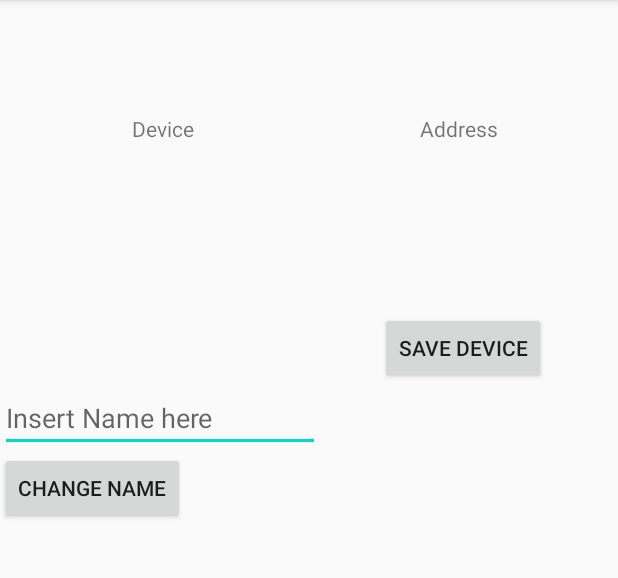
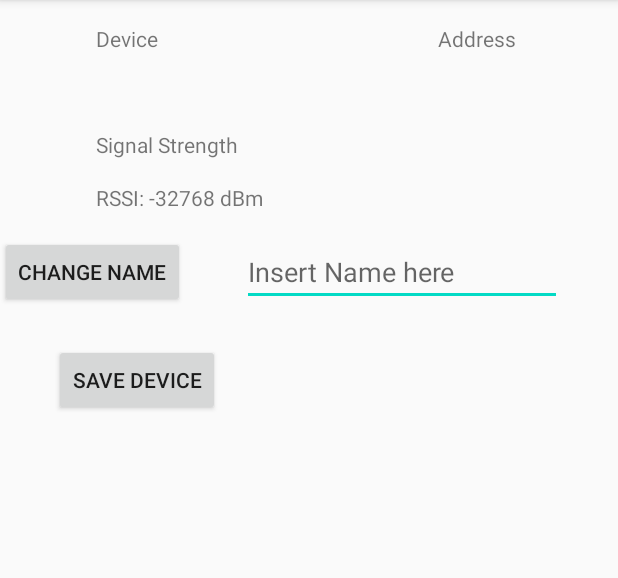
Before and after one commit to Kevnaut/Kiwy, an Android app: the AddEntry screen opened directly, with no data from a screen before it, on a phone screen of 412 x 824 dp, the part 84-662 px from its top. Run offline under Robolectric (Android 15) with nearby library versions, the phone set to English and light mode, and no system bars.

Commit message:
Added RSSI capturing (Not working - wrong signal number)

```diff
--- a/app/src/main/java/com/example/kiwy/AddEntry.java
+++ b/app/src/main/java/com/example/kiwy/AddEntry.java
@@ -1,5 +1,6 @@
 package com.example.kiwy;
 
+import android.bluetooth.BluetoothDevice;
 import android.content.Intent;
 import android.os.Build;
 import android.os.Bundle;
@@ -29,6 +30,11 @@ public class AddEntry extends AppCompatActivity {
     TextView tAddress;
     EditText inName;
     TextView tvTest;
+    TextView txSignal;
+    TextView txSignalNum;
+
+    //Testing
+    int deviceRssi;
 
     public static final String FILE_NAME = "SavedDevices.csv";
 
@@ -42,13 +48,21 @@ public class AddEntry extends AppCompatActivity {
         btAddDevice = (Button) findViewById(R.id.btAddDevice);
         btChangeName = (Button) findViewById(R.id.btChangeName);
         inName = (EditText) findViewById(R.id.inName);
+        txSignal = (TextView) findViewById(R.id.txSignal);
+        txSignalNum = (TextView) findViewById(R.id.txSignalNum);
+
 
 
         btName = intent.getStringExtra("btDeviceName");
         btAddress = intent.getStringExtra("btDeviceAddress");
 
+        deviceRssi = intent.getShortExtra(BluetoothDevice.EXTRA_RSSI,Short.MIN_VALUE);
+
+
+
         tDevice.setText(btName);
         tAddress.setText(btAddress);
+        txSignalNum.setText("RSSI: " + deviceRssi + " dBm");
 
         btAddDevice.setOnClickListener(new View.OnClickListener() {
             @Override
--- a/app/src/main/java/com/example/kiwy/MainActivity.java
+++ b/app/src/main/java/com/example/kiwy/MainActivity.java
@@ -233,6 +233,7 @@ public class MainActivity extends AppCompatActivity {
     private void checkBTPermissions() {
         if(Build.VERSION.SDK_INT > Build.VERSION_CODES.LOLLIPOP){
             int permissionCheck = this.checkSelfPermission("Manifest.permission.ACCESS_FINE_LOCATION");
+
             permissionCheck += this.checkSelfPermission("Manifest.permission.ACCESS_COARSE_LOCATION");
             if (permissionCheck != 0) {
 
@@ -244,9 +245,11 @@ public class MainActivity extends AppCompatActivity {
     }
 
     public void openAddEntry(BluetoothDevice device) {
+
         Intent intent = new Intent(this, AddEntry.class);
         intent.putExtra("btDeviceName", device.getName());
         intent.putExtra("btDeviceAddress", device.getAddress());
+        intent.putExtra("deviceRSSI", device.EXTRA_RSSI);
         startActivity(intent);
     }
     public void openLocateItem() {
--- a/app/src/main/res/layout/activity_add_entry.xml
+++ b/app/src/main/res/layout/activity_add_entry.xml
@@ -10,9 +10,9 @@
         android:id="@+id/textView3"
         android:layout_width="wrap_content"
         android:layout_height="wrap_content"
-        android:layout_marginStart="88dp"
-        android:layout_marginLeft="88dp"
-        android:layout_marginTop="76dp"
+        android:layout_marginStart="64dp"
+        android:layout_marginLeft="64dp"
+        android:layout_marginTop="16dp"
         android:text="Device"
         app:layout_constraintStart_toStartOf="parent"
         app:layout_constraintTop_toTopOf="parent" />
@@ -21,23 +21,21 @@
         android:id="@+id/textView4"
         android:layout_width="wrap_content"
         android:layout_height="wrap_content"
-        android:layout_marginStart="76dp"
-        android:layout_marginLeft="76dp"
-        android:layout_marginTop="76dp"
+        android:layout_marginTop="16dp"
+        android:layout_marginEnd="68dp"
+        android:layout_marginRight="68dp"
         android:text="Address"
         app:layout_constraintEnd_toEndOf="parent"
-        app:layout_constraintHorizontal_bias="0.483"
-        app:layout_constraintStart_toEndOf="@+id/textView3"
         app:layout_constraintTop_toTopOf="parent" />
 
     <TextView
         android:id="@+id/tDevice"
         android:layout_width="wrap_content"
         android:layout_height="wrap_content"
-        android:layout_marginStart="76dp"
-        android:layout_marginLeft="76dp"
+        android:layout_marginStart="64dp"
+        android:layout_marginLeft="64dp"
+        android:layout_marginTop="16dp"
         android:text="device stuff"
-        app:layout_constraintBottom_toTopOf="@+id/btAddDevice"
         app:layout_constraintStart_toStartOf="parent"
         app:layout_constraintTop_toBottomOf="@+id/textView3" />
 
@@ -45,41 +43,65 @@
         android:id="@+id/tAddress"
         android:layout_width="wrap_content"
         android:layout_height="wrap_content"
-        android:layout_marginStart="56dp"
-        android:layout_marginLeft="56dp"
+        android:layout_marginTop="16dp"
+        android:layout_marginEnd="64dp"
+        android:layout_marginRight="64dp"
         android:text="TextView"
-        app:layout_constraintBottom_toTopOf="@+id/btAddDevice"
         app:layout_constraintEnd_toEndOf="parent"
-        app:layout_constraintStart_toEndOf="@+id/tDevice"
         app:layout_constraintTop_toBottomOf="@+id/textView4" />
+
+    <EditText
+        android:id="@+id/inName"
+        android:layout_width="wrap_content"
+        android:layout_height="wrap_content"
+        android:layout_marginTop="88dp"
+        android:ems="10"
+        android:hint="Insert Name here"
+        android:inputType="textPersonName"
+        app:layout_constraintEnd_toEndOf="parent"
+        app:layout_constraintStart_toEndOf="@+id/btChangeName"
+        app:layout_constraintTop_toBottomOf="@+id/tAddress" />
+
+    <Button
+        android:id="@+id/btChangeName"
+        android:layout_width="wrap_content"
+        android:layout_height="wrap_content"
+        android:layout_marginTop="16dp"
+        android:text="Change Name"
+        app:layout_constraintTop_toBottomOf="@+id/txSignalNum"
+        tools:layout_editor_absoluteX="36dp" />
 
     <Button
         android:id="@+id/btAddDevice"
         android:layout_width="wrap_content"
         android:layout_height="wrap_content"
-        android:layout_marginTop="208dp"
+        android:layout_marginStart="36dp"
+        android:layout_marginLeft="36dp"
+        android:layout_marginTop="24dp"
         android:text="Save Device"
-        app:layout_constraintEnd_toEndOf="parent"
-        app:layout_constraintHorizontal_bias="0.841"
         app:layout_constraintStart_toStartOf="parent"
-        app:layout_constraintTop_toTopOf="parent" />
+        app:layout_constraintTop_toBottomOf="@+id/btChangeName" />
 
-    <Button
-        android:id="@+id/btChangeName"
+    <TextView
+        android:id="@+id/txSignal"
         android:layout_width="wrap_content"
         android:layout_height="wrap_content"
-        android:text="Change Name"
+        android:layout_marginStart="64dp"
+        android:layout_marginLeft="64dp"
+        android:layout_marginTop="16dp"
+        android:text="Signal Strength"
         app:layout_constraintStart_toStartOf="parent"
-        app:layout_constraintTop_toBottomOf="@+id/inName" />
+        app:layout_constraintTop_toBottomOf="@+id/tDevice" />
 
-    <EditText
-        android:id="@+id/inName"
+    <TextView
+        android:id="@+id/txSignalNum"
         android:layout_width="wrap_content"
         android:layout_height="wrap_content"
-        android:ems="10"
-        android:hint="Insert Name here"
-        android:inputType="textPersonName"
+        android:layout_marginStart="64dp"
+        android:layout_marginLeft="64dp"
+        android:layout_marginTop="16dp"
+        android:text="69"
         app:layout_constraintStart_toStartOf="parent"
-        app:layout_constraintTop_toBottomOf="@+id/btAddDevice" />
+        app:layout_constraintTop_toBottomOf="@+id/txSignal" />
 
 </androidx.constraintlayout.widget.ConstraintLayout>
```
Also changed, not shown: app/src/main/res/layout/activity_main.xml (+37 -35 lines).
